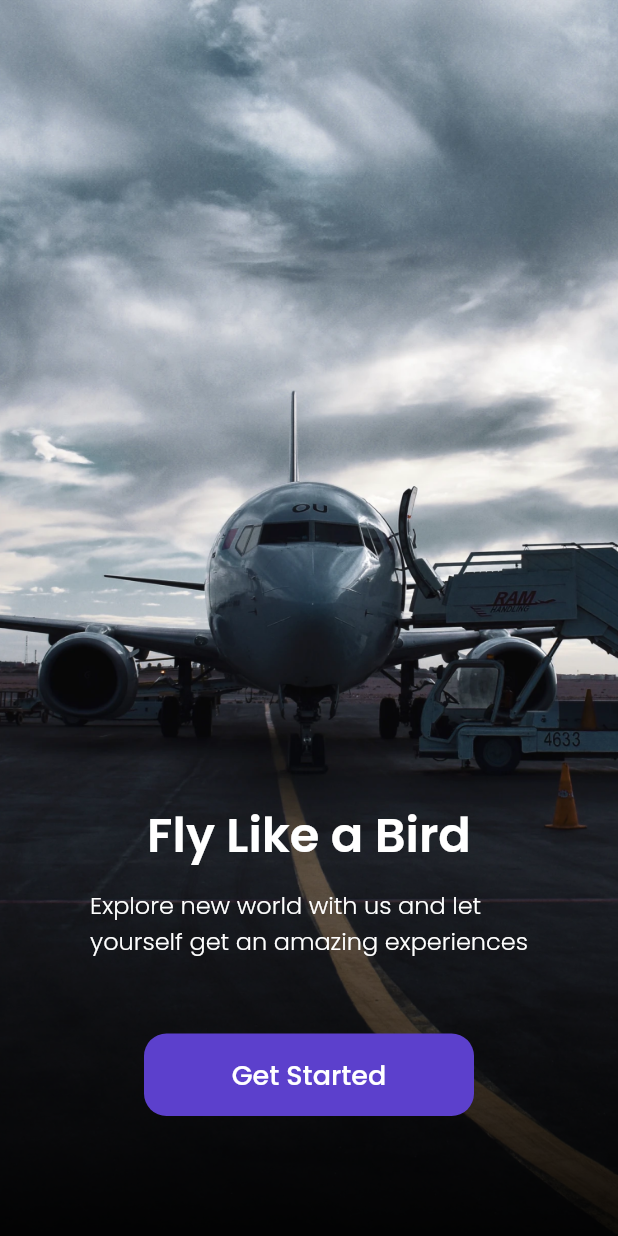
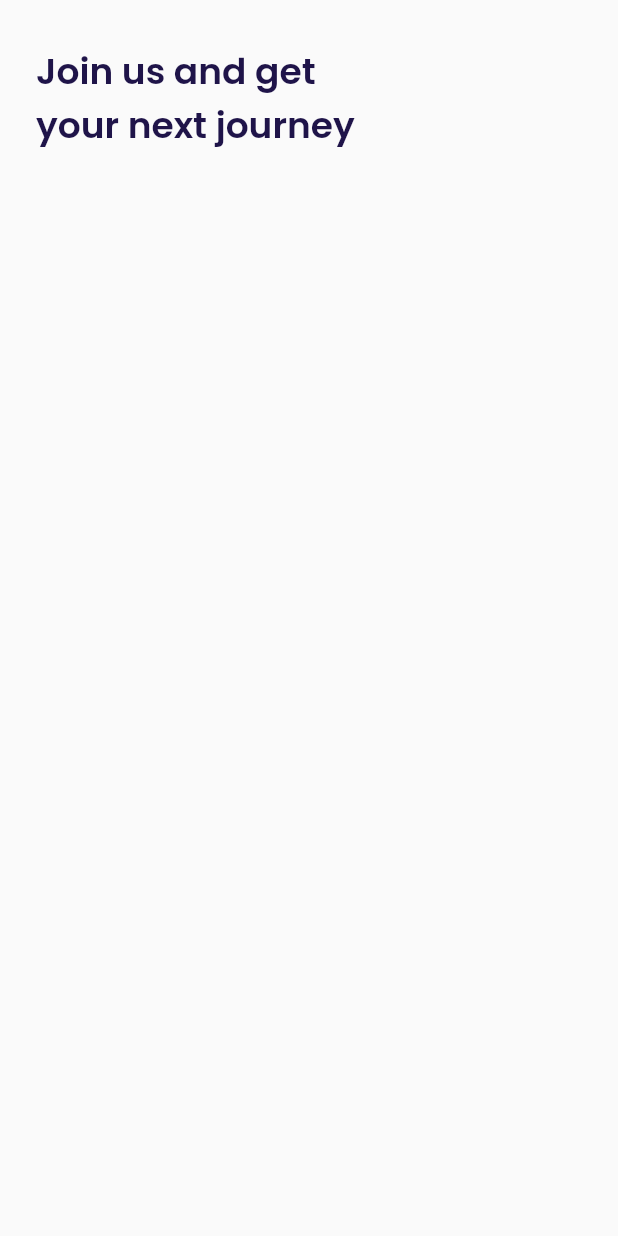
Before and after one commit to Revaldo11/Flutter-My-Plane-UI, a Flutter app: the screen it shows after launch, after a tap on "Get Started", on a phone screen of 412 x 824 dp. Run offline on Flutter 3.47's test engine with Material 2 defaults, Android fonts, the phone set to English and light mode, and no system bars; our stand-ins replace google_fonts.

Commit message:
add sign up page

```diff
--- a/lib/components/pages/get_started_page.dart
+++ b/lib/components/pages/get_started_page.dart
@@ -39,11 +39,13 @@
                     height: 55.0,
                     width: 220.0,
                     child: TextButton(
-                        onPressed: () {},
+                        onPressed: () {
+                          Navigator.pushNamed(context, '/sign-up');
+                        },
                         style: TextButton.styleFrom(
                           backgroundColor: kPrimaryColor,
                           shape: RoundedRectangleBorder(
-                            borderRadius: BorderRadius.circular(15),
+                            borderRadius: BorderRadius.circular(defaultRadius),
                           ),
                         ),
                         child: Text(
--- /dev/null
+++ b/lib/components/pages/sign_up_page.dart
@@ -0,0 +1,36 @@
+import 'package:flutter/material.dart';
+import 'package:my_plane/shared/utils.dart';
+
+class SignUpPage extends StatelessWidget {
+  const SignUpPage({Key? key}) : super(key: key);
+
+  @override
+  Widget build(BuildContext context) {
+    Widget title() {
+      return Container(
+        margin: const EdgeInsets.only(top: 30.0),
+        child: Text(
+          'Join us and get \nyour next journey',
+          style: blackTextStyle.copyWith(
+            fontSize: 24,
+            fontWeight: semiBold,
+          ),
+        ),
+      );
+    }
+
+    return Scaffold(
+      backgroundColor: kBackgroundColor,
+      body: SafeArea(
+        child: ListView(
+          padding: EdgeInsets.symmetric(
+            horizontal: defaultMargin,
+          ),
+          children: [
+            title(),
+          ],
+        ),
+      ),
+    );
+  }
+}
--- a/lib/main.dart
+++ b/lib/main.dart
@@ -1,4 +1,5 @@
 import 'package:flutter/material.dart';
+import 'package:my_plane/components/pages/sign_up_page.dart';
 
 import 'components/pages/get_started_page.dart';
 import 'components/pages/spalsh_page.dart';
@@ -15,6 +16,7 @@
       routes: {
         '/': (context) => const SplashScreen(),
         '/get-started': (context) => const GetStartedPage(),
+        '/sign-up': (context) => const SignUpPage(),
       },
     );
   }
```
